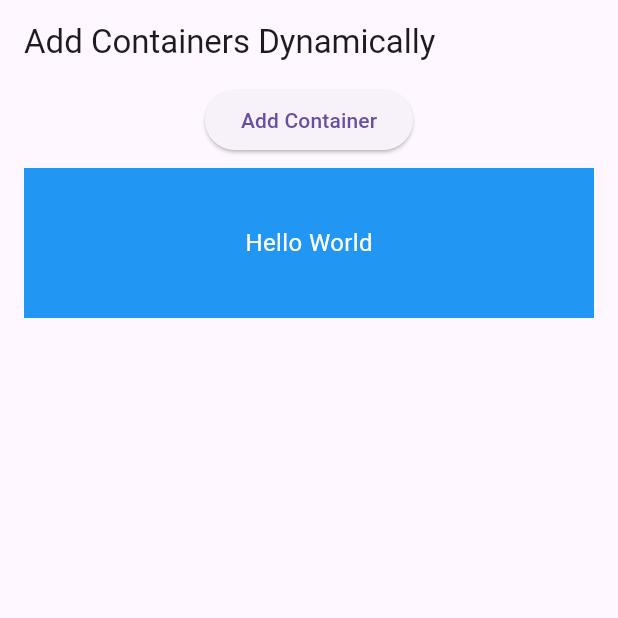
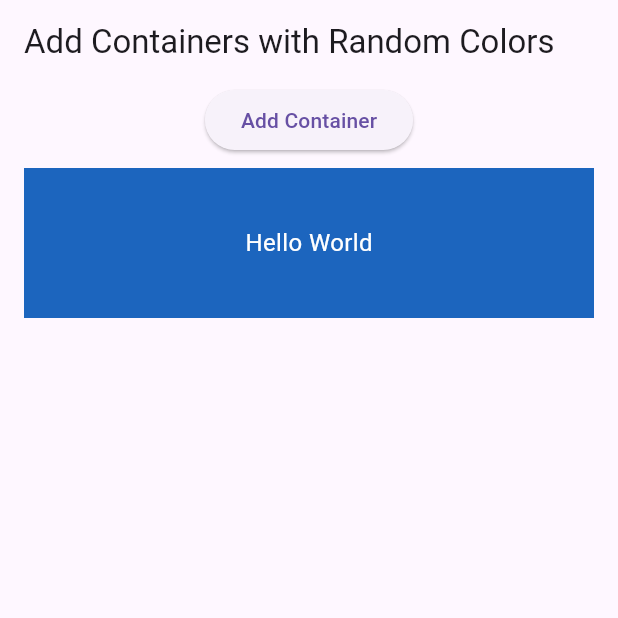
Before and after one commit to Shinigami-7/flutter-pratice, a Flutter app: the screen it shows after launch, after a tap on "Add Container", on a phone screen of 412 x 824 dp, the top half of it. Run offline on Flutter 3.47's test engine with Material 3 defaults, Android fonts, the phone set to English and light mode, and no system bars.

Commit message:
making some changes

```diff
--- a/lib/main.dart
+++ b/lib/main.dart
@@ -10,6 +10,7 @@
   Widget build(BuildContext context) {
     return MaterialApp(
       title: 'Dynamic Container Example',
+      debugShowCheckedModeBanner: false,
       theme: ThemeData(
         primarySwatch: Colors.blue,
       ),
--- a/lib/screen1.dart
+++ b/lib/screen1.dart
@@ -1,4 +1,5 @@
 import 'package:flutter/material.dart';
+import 'dart:math';
 
 class HomeScreen extends StatefulWidget {
   @override
@@ -7,19 +8,30 @@ class HomeScreen extends StatefulWidget {
 
 class _HomeScreenState extends State<HomeScreen> {
   List<Widget> containers = [];
+  final Random _random = Random();
+
+  // Function to generate a random color
+  Color _getRandomColor() {
+    return Color.fromARGB(
+      255,  // Set opacity to fully opaque
+      _random.nextInt(256),  // Random value for Red (0-255)
+      _random.nextInt(256),  // Random value for Green (0-255)
+      _random.nextInt(256),  // Random value for Blue (0-255)
+    );
+  }
 
   void _addContainer() {
     setState(() {
       containers.add(
         Container(
-          width: double.infinity,  // Make container span the full width
+          width: double.infinity,
           height: 100,
           margin: EdgeInsets.symmetric(vertical: 8, horizontal: 16),
-          color: Colors.blue,  // Set color to blue
+          color: _getRandomColor(),  // Use the random color generator
           child: Center(
             child: Text(
               'Hello World',
-              style: TextStyle(color: Colors.white, fontSize: 16),  // White text with some padding
+              style: TextStyle(color: Colors.white, fontSize: 16),
             ),
           ),
         ),
@@ -31,7 +43,7 @@ class _HomeScreenState extends State<HomeScreen> {
   Widget build(BuildContext context) {
     return Scaffold(
       appBar: AppBar(
-        title: Text('Add Containers Dynamically'),
+        title: Text('Add Containers with Random Colors'),
       ),
       body: Column(
         children: [
@@ -40,6 +52,7 @@ class _HomeScreenState extends State<HomeScreen> {
             child: Text('Add Container'),
           ),
           Expanded(
+
             child: ListView.builder(
               itemCount: containers.length,
               itemBuilder: (context, index) {
```
